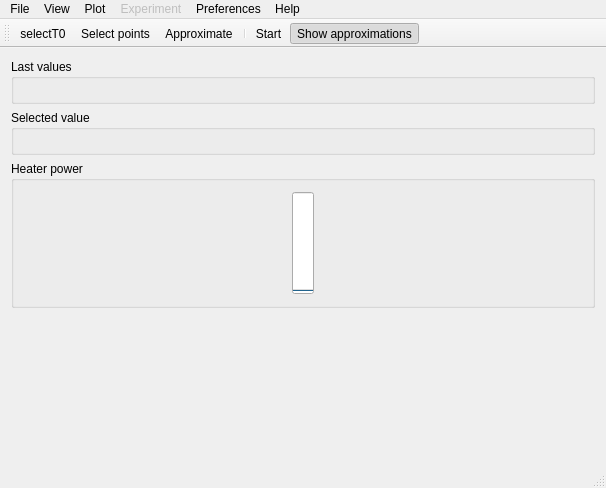
Qt form src/client/mainwindow.ui (uazure/qLab) before a commit.
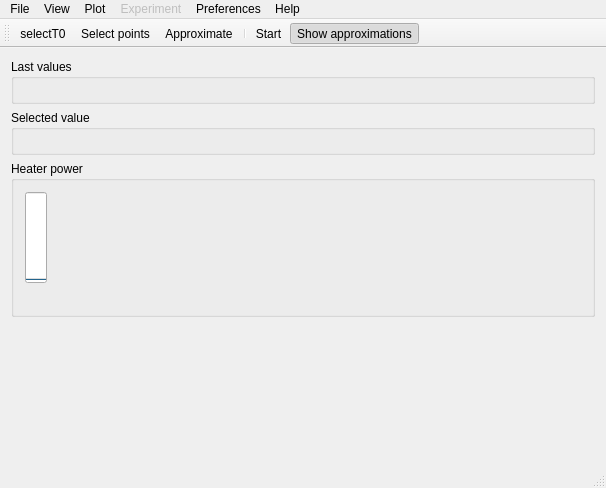
The same form after that commit.

Commit message:
Tested heaterPower display and measurement.
Also fixed the marker placement

Diff of the .ui file:
```diff
--- a/src/client/mainwindow.ui
+++ b/src/client/mainwindow.ui
@@ -49,17 +49,17 @@
           <property name="title">
            <string>Heater power</string>
           </property>
-          <layout class="QHBoxLayout" name="horizontalLayout_2">
+          <layout class="QVBoxLayout" name="verticalLayout_5">
            <item>
             <widget class="QProgressBar" name="heaterPowerBar">
              <property name="value">
               <number>0</number>
              </property>
              <property name="alignment">
-              <set>Qt::AlignLeading|Qt::AlignLeft|Qt::AlignTop</set>
+              <set>Qt::AlignHCenter|Qt::AlignTop</set>
              </property>
              <property name="textVisible">
-              <bool>true</bool>
+              <bool>false</bool>
              </property>
              <property name="orientation">
               <enum>Qt::Vertical</enum>
@@ -68,7 +68,20 @@
               <bool>false</bool>
              </property>
              <property name="textDirection">
-              <enum>QProgressBar::BottomToTop</enum>
+              <enum>QProgressBar::TopToBottom</enum>
+             </property>
+            </widget>
+           </item>
+           <item>
+            <widget class="QLabel" name="heaterPowerLabel">
+             <property name="text">
+              <string/>
+             </property>
+             <property name="textFormat">
+              <enum>Qt::PlainText</enum>
+             </property>
+             <property name="alignment">
+              <set>Qt::AlignCenter</set>
              </property>
             </widget>
            </item>
```
Left out of the diff: 2 changed lines with no effect on the pictures. The commit also changes 5 other files.
